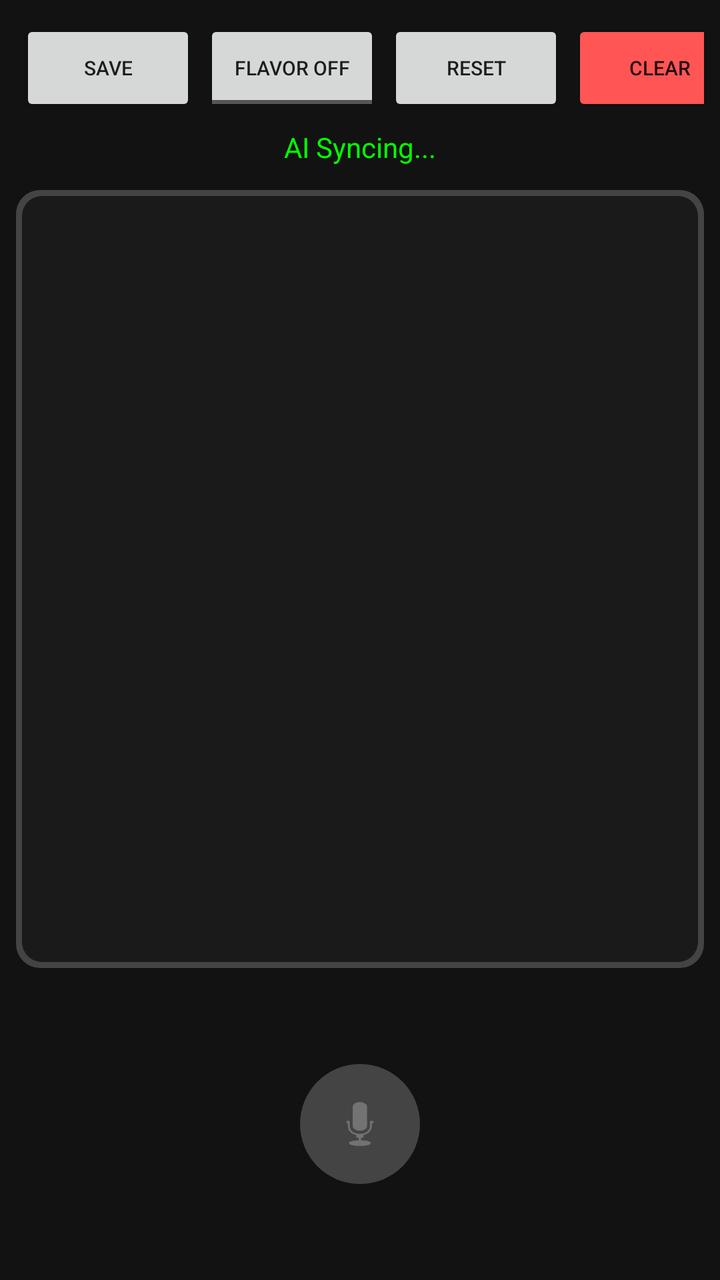
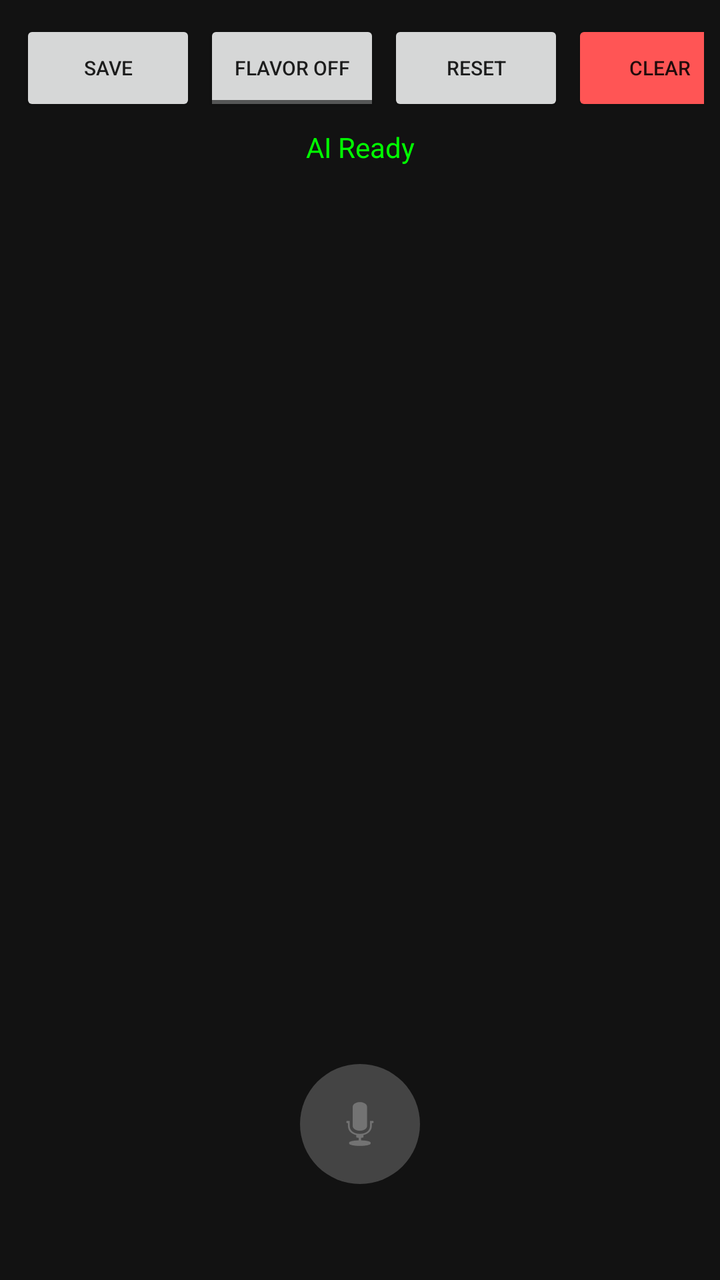

Compare the two renders of this Android layout. The source of the first and the diff that turns it into the second are given below.
<!-- AndroidManifest.xml: application theme Theme.AppCompat.Light.NoActionBar -->
<!-- res/layout/activity_main.xml -->
<?xml version="1.0" encoding="utf-8"?>
<LinearLayout xmlns:android="http://schemas.android.com/apk/res/android"
    android:layout_width="match_parent"
    android:layout_height="match_parent"
    android:orientation="vertical"
    android:background="#121212"
    android:padding="8dp">

    <LinearLayout
        android:layout_width="match_parent"
        android:layout_height="wrap_content"
        android:orientation="horizontal"
        android:gravity="center_vertical">
        <Button android:id="@+id/btnSave" android:layout_width="wrap_content" android:layout_height="wrap_content" android:text="Save" android:layout_margin="2dp" android:textSize="10sp" />
        <ToggleButton android:id="@+id/toggleRegional" android:layout_width="wrap_content" android:layout_height="wrap_content" android:textOn="Flavor ON" android:textOff="Flavor OFF" android:layout_margin="2dp" android:textSize="10sp" />
        <Button android:id="@+id/btnReset" android:layout_width="wrap_content" android:layout_height="wrap_content" android:text="Reset" android:layout_margin="2dp" android:textSize="10sp" />
        
        <View android:layout_width="0dp" android:layout_height="0dp" android:layout_weight="1" />
        
        <Button android:id="@+id/btnClear" android:layout_width="wrap_content" android:layout_height="wrap_content" android:text="Clear" android:backgroundTint="#FF5555" android:layout_margin="2dp" android:textSize="10sp" />
    </LinearLayout>

    <TextView
        android:id="@+id/tvStatus"
        android:layout_width="match_parent"
        android:layout_height="wrap_content"
        android:text="AI Syncing..."
        android:textColor="#00FF00"
        android:gravity="center"
        android:padding="4dp"/>

    <ScrollView
        android:id="@+id/scrollTranscript"
        android:layout_width="match_parent"
        android:layout_height="0dp"
        android:layout_weight="1"
        android:background="@drawable/transcript_bg"
        android:layout_marginVertical="8dp">
        <TextView
            android:id="@+id/tvTranscript"
            android:layout_width="match_parent"
            android:layout_height="wrap_content"
            android:padding="12dp"
            android:textSize="18sp"
            android:textColor="#FFFFFF" />
    </ScrollView>

    <FrameLayout
        android:id="@+id/pulseContainer"
        android:layout_width="140dp"
        android:layout_height="140dp"
        android:layout_gravity="center">
        <View android:id="@+id/pulse1" android:layout_width="match_parent" android:layout_height="match_parent" android:background="@drawable/circle_shape" android:visibility="invisible" />
        <View android:id="@+id/pulse2" android:layout_width="match_parent" android:layout_height="match_parent" android:background="@drawable/circle_shape" android:visibility="invisible" />
        <ImageButton
            android:id="@+id/btnListen"
            android:layout_width="60dp"
            android:layout_height="60dp"
            android:layout_gravity="center"
            android:background="@drawable/circle_shape"
            android:backgroundTint="#444444"
            android:src="@android:drawable/ic_btn_speak_now" />
    </FrameLayout>
</LinearLayout>
<!-- resources referenced by this layout -->
<resources>
  <!-- drawable circle_shape (drawable) -->
  <?xml version="1.0" encoding="utf-8"?>
  <shape xmlns:android="http://schemas.android.com/apk/res/android"
      android:shape="oval">
      <solid android:color="#FFFFFF" />
      <size
          android:width="100dp"
          android:height="100dp" />
  </shape>
  <!-- drawable transcript_bg (drawable) -->
  <?xml version="1.0" encoding="utf-8"?>
  <layer-list xmlns:android="http://schemas.android.com/apk/res/android">
      <item>
          <shape android:shape="rectangle">
              <solid android:color="#444444" /> <corners android:radius="12dp" />
          </shape>
      </item>
      <item android:left="3dp" android:top="3dp" android:right="3dp" android:bottom="3dp">
          <shape android:shape="rectangle">
              <solid android:color="#1A1A1A" /> <corners android:radius="10dp" />
          </shape>
      </item>
  </layer-list>
</resources>

<!-- the commit's change to res/layout/activity_main.xml (unified diff, before → after) -->
@@ -14,9 +14,7 @@
         <Button android:id="@+id/btnSave" android:layout_width="wrap_content" android:layout_height="wrap_content" android:text="Save" android:layout_margin="2dp" android:textSize="10sp" />
         <ToggleButton android:id="@+id/toggleRegional" android:layout_width="wrap_content" android:layout_height="wrap_content" android:textOn="Flavor ON" android:textOff="Flavor OFF" android:layout_margin="2dp" android:textSize="10sp" />
         <Button android:id="@+id/btnReset" android:layout_width="wrap_content" android:layout_height="wrap_content" android:text="Reset" android:layout_margin="2dp" android:textSize="10sp" />
-        
         <View android:layout_width="0dp" android:layout_height="0dp" android:layout_weight="1" />
-        
         <Button android:id="@+id/btnClear" android:layout_width="wrap_content" android:layout_height="wrap_content" android:text="Clear" android:backgroundTint="#FF5555" android:layout_margin="2dp" android:textSize="10sp" />
     </LinearLayout>
 
@@ -24,7 +22,7 @@
         android:id="@+id/tvStatus"
         android:layout_width="match_parent"
         android:layout_height="wrap_content"
-        android:text="AI Syncing..."
+        android:text="AI Ready"
         android:textColor="#00FF00"
         android:gravity="center"
         android:padding="4dp"/>
@@ -34,7 +32,6 @@
         android:layout_width="match_parent"
         android:layout_height="0dp"
         android:layout_weight="1"
-        android:background="@drawable/transcript_bg"
         android:layout_marginVertical="8dp">
         <TextView
             android:id="@+id/tvTranscript"
@@ -42,7 +39,7 @@
             android:layout_height="wrap_content"
             android:padding="12dp"
             android:textSize="18sp"
-            android:textColor="#FFFFFF" />
+            android:bufferType="spannable" /> 
     </ScrollView>
 
     <FrameLayout
<!-- resource entries referenced after the edit -->
@@ -9,19 +9,5 @@
           android:width="100dp"
           android:height="100dp" />
   </shape>
-  <!-- drawable transcript_bg (drawable) -->
-  <?xml version="1.0" encoding="utf-8"?>
-  <layer-list xmlns:android="http://schemas.android.com/apk/res/android">
-      <item>
-          <shape android:shape="rectangle">
-              <solid android:color="#444444" /> <corners android:radius="12dp" />
-          </shape>
-      </item>
-      <item android:left="3dp" android:top="3dp" android:right="3dp" android:bottom="3dp">
-          <shape android:shape="rectangle">
-              <solid android:color="#1A1A1A" /> <corners android:radius="10dp" />
-          </shape>
-      </item>
-  </layer-list>
 </resources>
 
